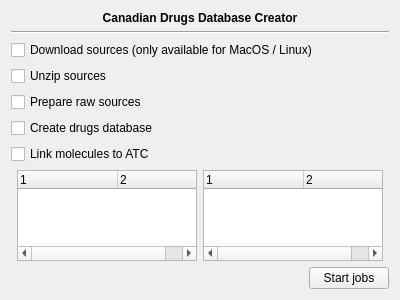
First picture: the form in freetoolbox/canadiandrugsdatabasewidget.ui, repository FreeHealth/freehealth, before the edit.
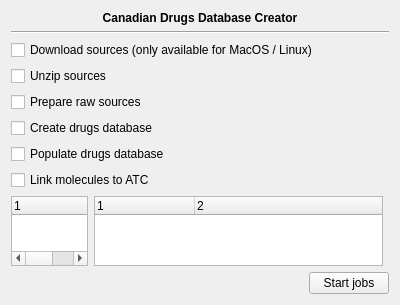
Second picture: the form after the edit.

The edit to the form file:
```diff
--- a/freetoolbox/canadiandrugsdatabasewidget.ui
+++ b/freetoolbox/canadiandrugsdatabasewidget.ui
@@ -65,14 +65,14 @@
      </property>
     </widget>
    </item>
-   <item row="6" column="0" colspan="4">
+   <item row="7" column="0" colspan="4">
     <widget class="QCheckBox" name="linkMols">
      <property name="text">
       <string>Link molecules to ATC</string>
      </property>
     </widget>
    </item>
-   <item row="10" column="0" colspan="4">
+   <item row="11" column="0" colspan="4">
     <layout class="QHBoxLayout" name="horizontalLayout">
      <item>
       <spacer name="horizontalSpacer">
@@ -96,7 +96,7 @@
      </item>
     </layout>
    </item>
-   <item row="7" column="2">
+   <item row="8" column="2">
     <widget class="QTreeWidget" name="errors">
      <property name="toolTip">
       <string>ERRORS</string>
@@ -122,7 +122,7 @@
      </column>
     </widget>
    </item>
-   <item row="7" column="1">
+   <item row="8" column="0" colspan="2">
     <widget class="QTreeWidget" name="messages">
      <property name="toolTip">
       <string>MESSAGES</string>
@@ -148,6 +148,13 @@
      </column>
     </widget>
    </item>
+   <item row="6" column="0" colspan="3">
+    <widget class="QCheckBox" name="populate">
+     <property name="text">
+      <string>Populate drugs database</string>
+     </property>
+    </widget>
+   </item>
   </layout>
  </widget>
  <resources/>
```
